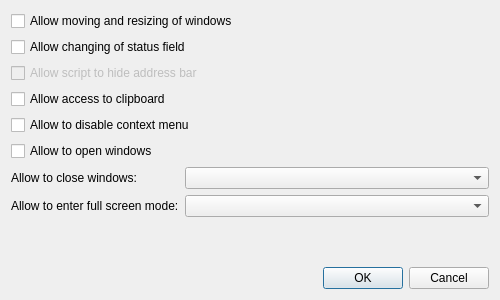
First picture: the form in src/ui/preferences/JavaScriptPreferencesDialog.ui, repository OtterBrowser/otter-browser, before the edit.
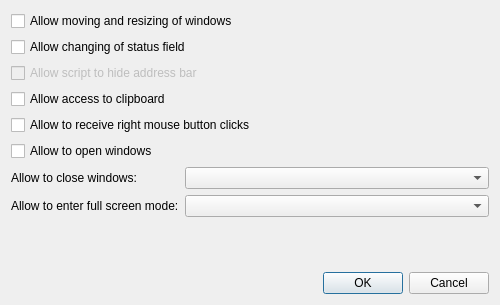
Second picture: the form after the edit.

Commit message: Rename and redo option to allow scripts to receive right mouse button clicks, references 1251

What changed in the file:
```diff
--- a/src/ui/preferences/JavaScriptPreferencesDialog.ui
+++ b/src/ui/preferences/JavaScriptPreferencesDialog.ui
@@ -7,7 +7,7 @@
     <x>0</x>
     <y>0</y>
     <width>500</width>
-    <height>300</height>
+    <height>305</height>
    </rect>
   </property>
   <property name="windowTitle">
@@ -60,7 +60,7 @@
    <item>
     <widget class="QCheckBox" name="canDisableContextMenuCheckBox">
      <property name="text">
-      <string>Allow to disable context menu</string>
+      <string>Allow to receive right mouse button clicks</string>
      </property>
     </widget>
    </item>
```
Left out of the diff: 2 changed lines with no effect on the pictures. The commit also changes 9 other files.
